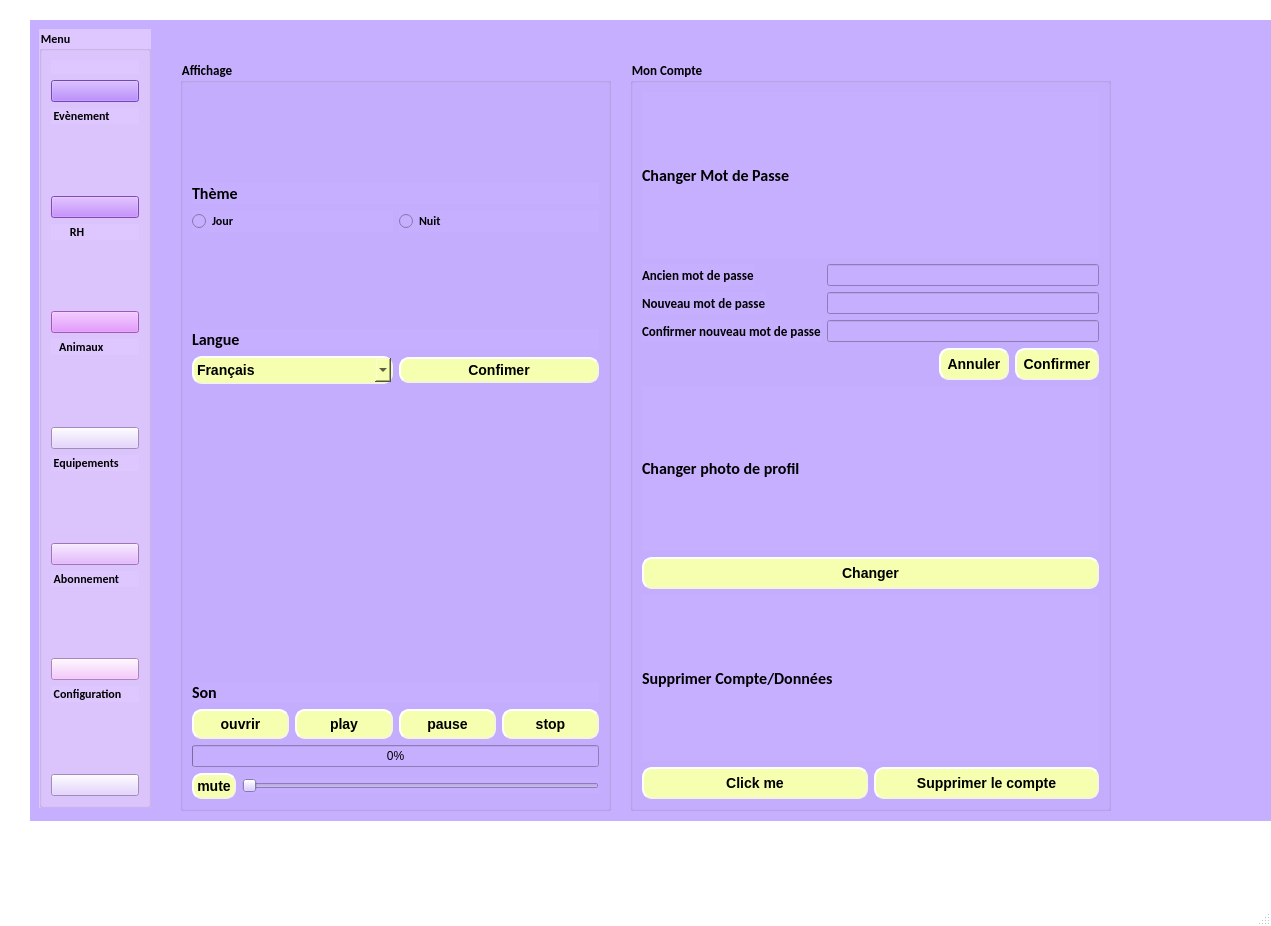
The window that projet_finale0/mainwindow.ui (ImenBenMansour/Smart_Club_2A21) describes before a commit, drawn with Qt 5.
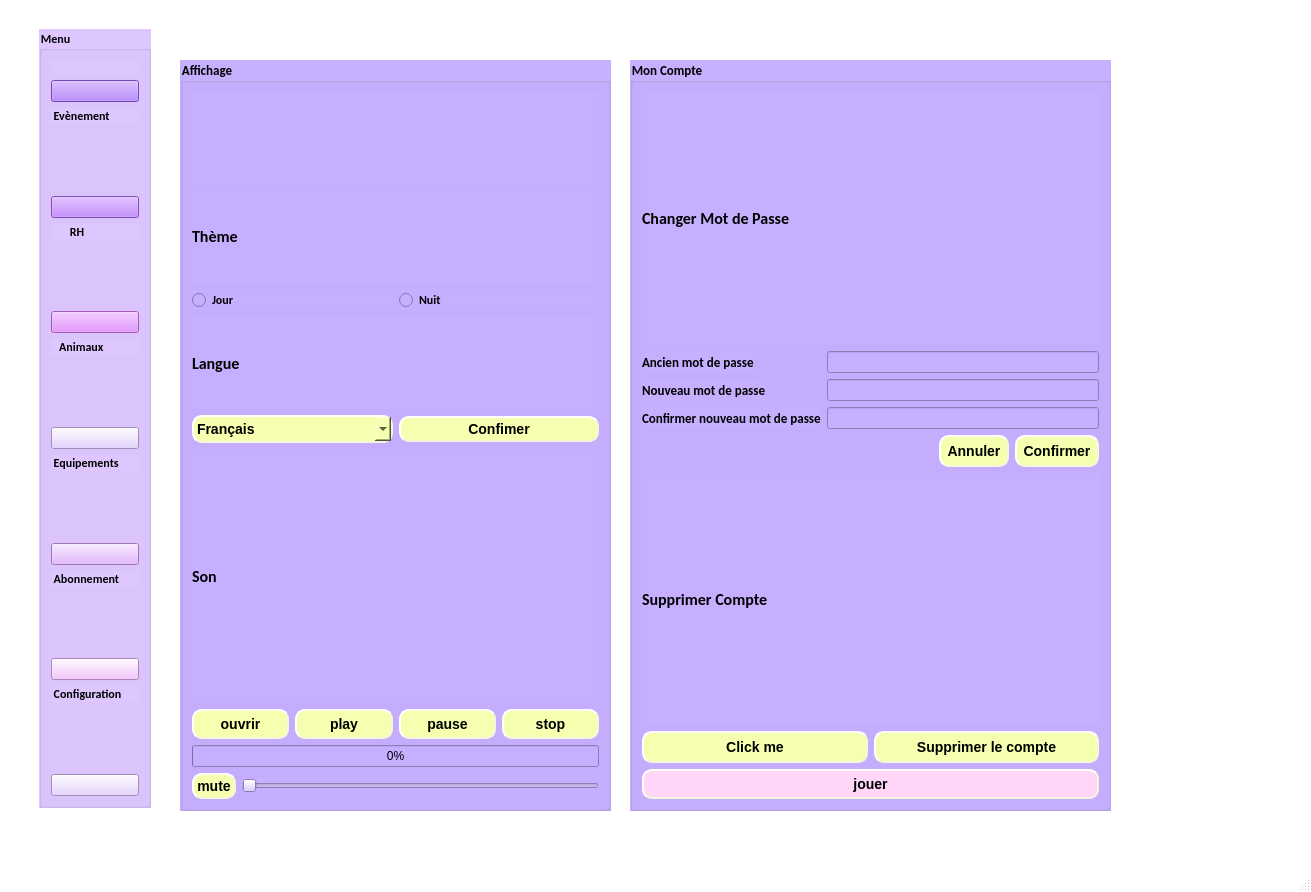
The same window after the commit. The open tabs and pages were chosen to show the change. Icons and pictures are not drawn.

Diff of the .ui file:
```diff
--- a/projet_finale0/mainwindow.ui
+++ b/projet_finale0/mainwindow.ui
@@ -6,8 +6,8 @@
    <rect>
     <x>0</x>
     <y>0</y>
-    <width>1271</width>
-    <height>926</height>
+    <width>1311</width>
+    <height>892</height>
    </rect>
   </property>
   <property name="palette">
@@ -472,7 +472,7 @@
      <item>
       <widget class="QStackedWidget" name="stackedWidget">
        <property name="styleSheet">
-        <string notr="true">background-color:rgb(198, 175, 255);</string>
+        <string notr="true"/>
        </property>
        <property name="currentIndex">
         <number>1</number>
@@ -1443,42 +1443,6 @@
               </item>
              </layout>
             </item>
-            <item>
-             <widget class="QLabel" name="label_52">
-              <property name="font">
-               <font>
-                <family>Calibri</family>
-                <pointsize>12</pointsize>
-                <weight>75</weight>
-                <bold>true</bold>
-               </font>
-              </property>
-              <property name="text">
-               <string>Changer photo de profil</string>
-              </property>
-             </widget>
-            </item>
-            <item>
-             <layout class="QHBoxLayout" name="horizontalLayout_151">
-              <item>
-               <widget class="QPushButton" name="ajouter_image">
-                <property name="styleSheet">
-                 <string notr="true">background-color:rgb(245, 255, 175);
-     border-style: outset;
-     border-width: 2px;
-     border-radius: 10px;
-     border-color: beige;
-     font: bold 14px;
-     min-width: 6em;
-     padding: 6px;</string>
-                </property>
-                <property name="text">
-                 <string>Changer</string>
-                </property>
-               </widget>
-              </item>
-             </layout>
-            </item>
             <item>
              <widget class="QLabel" name="label_17">
               <property name="font">
@@ -1490,7 +1454,7 @@
                </font>
               </property>
               <property name="text">
-               <string>Supprimer Compte/Données</string>
+               <string>Supprimer Compte</string>
               </property>
              </widget>
             </item>
@@ -1532,6 +1496,27 @@
               </item>
              </layout>
             </item>
+            <item>
+             <layout class="QVBoxLayout" name="verticalLayout_33">
+              <item>
+               <widget class="QPushButton" name="jouer">
+                <property name="styleSheet">
+                 <string notr="true">background-color:rgb(255, 213, 248);
+     border-style: outset;
+     border-width: 2px;
+     border-radius: 10px;
+     border-color: beige;
+     font: bold 14px;
+     min-width: 6em;
+     padding: 5px;</string>
+                </property>
+                <property name="text">
+                 <string>jouer</string>
+                </property>
+               </widget>
+              </item>
+             </layout>
+            </item>
            </layout>
           </widget>
           <widget class="QGroupBox" name="groupBox_33">
@@ -1561,17 +1546,21 @@
             <item>
              <layout class="QVBoxLayout" name="verticalLayout_47">
               <item>
-               <spacer name="verticalSpacer_7">
-                <property name="orientation">
-                 <enum>Qt::Vertical</enum>
+               <widget class="QLabel" name="label_date_time">
+                <property name="font">
+                 <font>
+                  <pointsize>14</pointsize>
+                  <weight>75</weight>
+                  <bold>true</bold>
+                 </font>
                 </property>
-                <property name="sizeHint" stdset="0">
-                 <size>
-                  <width>20</width>
-                  <height>40</height>
-                 </size>
+                <property name="text">
+                 <string/>
                 </property>
-               </spacer>
+               </widget>
+              </item>
+              <item>
+               <layout class="QHBoxLayout" name="horizontalLayout_118"/>
               </item>
               <item>
                <widget class="QLabel" name="label_16">
@@ -1622,19 +1611,6 @@
                 </item>
                </layout>
               </item>
-              <item>
-               <spacer name="verticalSpacer_8">
-                <property name="orientation">
-                 <enum>Qt::Vertical</enum>
-                </property>
-                <property name="sizeHint" stdset="0">
-                 <size>
-                  <width>20</width>
-                  <height>40</height>
-                 </size>
-                </property>
-               </spacer>
-              </item>
               <item>
                <widget class="QLabel" name="label_15">
                 <property name="font">
@@ -1700,19 +1676,6 @@
               </item>
              </layout>
             </item>
-            <item>
-             <spacer name="verticalSpacer_11">
-              <property name="orientation">
-               <enum>Qt::Vertical</enum>
-              </property>
-              <property name="sizeHint" stdset="0">
-               <size>
-                <width>20</width>
-                <height>40</height>
-               </size>
-              </property>
-             </spacer>
-            </item>
             <item>
              <layout class="QVBoxLayout" name="verticalLayout_69">
               <item>
@@ -2735,52 +2698,6 @@
                <string>Supprimer</string>
               </property>
              </widget>
-             <widget class="QPushButton" name="envoyer">
-              <property name="geometry">
-               <rect>
-                <x>65</x>
-                <y>530</y>
-                <width>131</width>
-                <height>28</height>
-               </rect>
-              </property>
-              <property name="styleSheet">
-               <string notr="true">background-color:rgb(235, 255, 202);
-     border-style: outset;
-     border-width: 2px;
-     border-radius: 10px;
-     border-color: beige;
-     font: bold 14px;
-     min-width: 6em;
-     padding: 5px;</string>
-              </property>
-              <property name="text">
-               <string>envoyer</string>
-              </property>
-             </widget>
-             <widget class="QPushButton" name="jouer">
-              <property name="geometry">
-               <rect>
-                <x>340</x>
-                <y>530</y>
-                <width>131</width>
-                <height>28</height>
-               </rect>
-              </property>
-              <property name="styleSheet">
-               <string notr="true">background-color:rgb(255, 213, 248);
-     border-style: outset;
-     border-width: 2px;
-     border-radius: 10px;
-     border-color: beige;
-     font: bold 14px;
-     min-width: 6em;
-     padding: 5px;</string>
-              </property>
-              <property name="text">
-               <string>jouer</string>
-              </property>
-             </widget>
             </widget>
             <widget class="QGroupBox" name="groupBox_9">
              <property name="geometry">
```
Left out of the diff: 239 changed lines with no effect on the pictures.
